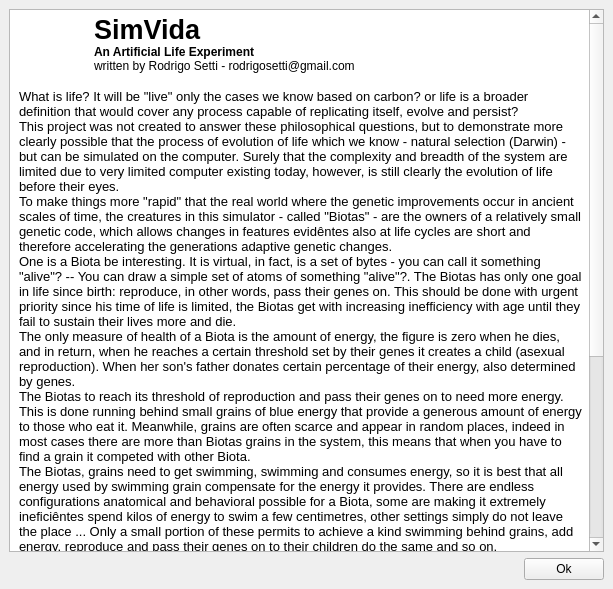
First picture: the form in gui/forms/ajuda.ui, repository rodrigosetti/simvida, before the edit.
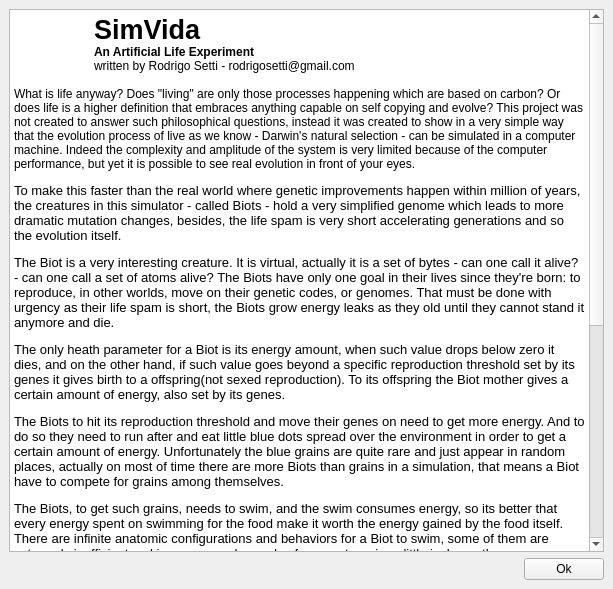
Second picture: the form after the edit. Icons and pictures are not drawn.

Commit message: better help text; created .ts file for pt_BR; removed unused graphics

The edit to the form file:
```diff
--- a/gui/forms/ajuda.ui
+++ b/gui/forms/ajuda.ui
@@ -34,12 +34,15 @@
 &lt;p style=" margin-top:0px; margin-bottom:0px; margin-left:0px; margin-right:0px; -qt-block-indent:0; text-indent:0px; font-family:'Sans Serif'; font-size:9pt;">	&lt;span style=" font-weight:600;">An Artificial Life Experiment&lt;/span>&lt;/p>
 &lt;p style=" margin-top:0px; margin-bottom:0px; margin-left:0px; margin-right:0px; -qt-block-indent:0; text-indent:0px; font-family:'Sans Serif'; font-size:9pt;">	written by Rodrigo Setti - rodrigosetti@gmail.com&lt;/p>
 &lt;p style="-qt-paragraph-type:empty; margin-top:0px; margin-bottom:0px; margin-left:0px; margin-right:0px; -qt-block-indent:0; text-indent:0px; font-family:'Sans Serif'; font-size:9pt;">&lt;/p>
-&lt;p style="-qt-paragraph-type:empty; margin-top:0px; margin-bottom:0px; margin-left:0px; margin-right:0px; -qt-block-indent:0; text-indent:0px; font-family:'Sans Serif'; font-size:9pt;">&lt;/p>
-&lt;table border="0" style=" margin-top:0px; margin-bottom:0px; margin-left:0px; margin-right:0px;" cellspacing="2" cellpadding="0">
-&lt;tr>
-&lt;td>&lt;/td>
-&lt;td>
-&lt;p style=" margin-top:0px; margin-bottom:0px; margin-left:0px; margin-right:0px; -qt-block-indent:0; text-indent:0px;">&lt;a name="gap">&lt;/a>What is life? It will be "live" only the cases we know based on carbon? or life is a broader definition that would cover any process capable of replicating itself, evolve and persist? &lt;br />This project was not created to answer these philosophical questions, but to demonstrate more clearly possible that the process of evolution of life which we know - natural selection (Darwin) - but can be simulated on the computer. Surely that the complexity and breadth of the system are limited due to very limited computer existing today, however, is still clearly the evolution of life before their eyes. &lt;br />To make things more "rapid" that the real world where the genetic improvements occur in ancient scales of time, the creatures in this simulator - called "Biotas" - are the owners of a relatively small genetic code, which allows changes in features evidêntes also at life cycles are short and therefore accelerating the generations adaptive genetic changes. &lt;br />One is a Biota be interesting. It is virtual, in fact, is a set of bytes - you can call it something "alive"? -- You can draw a simple set of atoms of something "alive"?. The Biotas has only one goal in life since birth: reproduce, in other words, pass their genes on. This should be done with urgent priority since his time of life is limited, the Biotas get with increasing inefficiency with age until they fail to sustain their lives more and die. &lt;br />The only measure of health of a Biota is the amount of energy, the figure is zero when he dies, and in return, when he reaches a certain threshold set by their genes it creates a child (asexual reproduction). When her son's father donates certain percentage of their energy, also determined by genes. &lt;br />The Biotas to reach its threshold of reproduction and pass their genes on to need more energy. This is done running behind small grains of blue energy that provide a generous amount of energy to those who eat it. Meanwhile, grains are often scarce and appear in random places, indeed in most cases there are more than Biotas grains in the system, this means that when you have to find a grain it competed with other Biota. &lt;br />The Biotas, grains need to get swimming, swimming and consumes energy, so it is best that all energy used by swimming grain compensate for the energy it provides. There are endless configurations anatomical and behavioral possible for a Biota, some are making it extremely ineficiêntes spend kilos of energy to swim a few centimetres, other settings simply do not leave the place ... Only a small portion of these permits to achieve a kind swimming behind grains, add energy, reproduce and pass their genes on to their children do the same and so on. &lt;br />Each reproduction there is a likelihood of a genetic mutation occur randomly in any gene of the child, since the mutations affect the movement of swimming, weights and segments of the head, length, energy threshold that activates the reproduction and several other genes. A mutation - among Biotas - is not very well view, this often why the mutants are being picky and with variations to them atrapalha life. They can not compete for food and have children and end up dying, their children - if - also will not have a much better future. Nevertheless, some changes give lucky mutated slightly higher skills than their parents, is guaranteed an advantage in spending less energy to swim, or a higher speed, or a setting more precise parameters of behavior. This feature allows you to have more children, and they also more children, competing against other poor Biotas lower and subjulgando other races, unless they also have their "mutants". &lt;br />Finally, if generations and generations pass, and you can see an increase in efficiency and adaptation of Biotas the characteristics of the environment. You can save the genes of a biota in a file and upload it later in another simulation to analyze the effect of the introduction of the species. Walls can be created in the environment create "geographic insulation" between animals. True wars are fought between biological species in the area of niche that share. &lt;br />You can find out a lot with the SimVidA. To analyze trends on the parameters of the world that you set, saving genetic patterns successful and competitive them, cloning, mutar, killing the will without weight in consciousness. Arquitetar schemes walls that act as farm Biotas, creating species for specific purposes and what more your imagination allows.&lt;/p>&lt;/td>&lt;/tr>&lt;/table>&lt;/body>&lt;/html></string>
+&lt;p style=" margin-top:0px; margin-bottom:0px; margin-left:0px; margin-right:0px; -qt-block-indent:0; text-indent:0px; font-family:'Sans Serif'; font-size:9pt;">What is life anyway? Does "living" are only those processes happening which are based on carbon? Or does life is a higher definition that embraces anything capable on self copying and evolve? This project was not created to answer such philosophical questions, instead it was created to show in a very simple way that the evolution process of live as we know - Darwin's natural selection - can be simulated in a computer machine. Indeed the complexity and amplitude of the system is very limited because of the computer performance, but yet it is possible to see real evolution in front of your eyes. &lt;/p>
+&lt;p style=" margin-top:12px; margin-bottom:12px; margin-left:0px; margin-right:0px; -qt-block-indent:0; text-indent:0px;">To make this faster than the real world where genetic improvements happen within million of years, the creatures in this simulator - called Biots - hold a very simplified genome which leads to more dramatic mutation changes, besides, the life spam is very short accelerating generations and so the evolution itself. &lt;/p>
+&lt;p style=" margin-top:12px; margin-bottom:12px; margin-left:0px; margin-right:0px; -qt-block-indent:0; text-indent:0px;">The Biot is a very interesting creature. It is virtual, actually it is a set of bytes - can one call it alive? - can one call a set of atoms alive? The Biots have only one goal in their lives since they're born: to reproduce, in other worlds, move on their genetic codes, or genomes. That must be done with urgency as their life spam is short, the Biots grow energy leaks as they old until they cannot stand it anymore and die. &lt;/p>
+&lt;p style=" margin-top:12px; margin-bottom:12px; margin-left:0px; margin-right:0px; -qt-block-indent:0; text-indent:0px;">The only heath parameter for a Biot is its energy amount, when such value drops below zero it dies, and on the other hand, if such value goes beyond a specific reproduction threshold set by its genes it gives birth to a offspring(not sexed reproduction). To its offspring the Biot mother gives a certain amount of energy, also set by its genes. &lt;/p>
+&lt;p style=" margin-top:12px; margin-bottom:12px; margin-left:0px; margin-right:0px; -qt-block-indent:0; text-indent:0px;">The Biots to hit its reproduction threshold and move their genes on need to get more energy. And to do so they need to run after and eat little blue dots spread over the environment in order to get a certain amount of energy. Unfortunately the blue grains are quite rare and just appear in random places, actually on most of time there are more Biots than grains in a simulation, that means a Biot have to compete for grains among themselves. &lt;/p>
+&lt;p style=" margin-top:12px; margin-bottom:12px; margin-left:0px; margin-right:0px; -qt-block-indent:0; text-indent:0px;">The Biots, to get such grains, needs to swim, and the swim consumes energy, so its better that every energy spent on swimming for the food make it worth the energy gained by the food itself. There are infinite anatomic configurations and behaviors for a Biot to swim, some of them are extremely inefficient making you spend pounds of energy to swim a little inches, others are even worse: they don't get out of the spot... Just a little piece of that set allows a specimen to swim after grains, collect sufficient energy to reproduce and move their genes on for their offspring to do the same and so on. &lt;/p>
+&lt;p style=" margin-top:12px; margin-bottom:12px; margin-left:0px; margin-right:0px; -qt-block-indent:0; text-indent:0px;">At each reproduction there is a small probability of happening a genetic random mutation in any gen of the offspring, the mutation can affect everything, from swimming movement, head's size, number of limbs, etc. One mutation among the Biots its not very welcome, that happens because most mutant are weird carrying variations that make life harder. They cannot compete for food and have children and they find death early, if they still manage to get children, they will not have a very good life too as they will heir the freaky mutation. Despite of that some of mutations, a very little part of them, actually gives the lucky mutant a skill improvement, they make it better than they parents due to a better speed, energy efficiency or reproduction strategy. That improvement lead it to have more offspring and their offspring as well, after several generations that mutant family will give rise to a brand new and better population. &lt;/p>
+&lt;p style=" margin-top:12px; margin-bottom:12px; margin-left:0px; margin-right:0px; -qt-block-indent:0; text-indent:0px;">So, generation after generation and it is possible to verify a constant rise on the speed, efficiency and overall adaptation of the Biots to the environment. It is possible to save any Biot's genes to a file to load it afterwards in another simulation to analyze the effect of introducing a new specimen. Walls can be build to isolate population geographically. Real biologic wars can happen between specimens to conquer a place. &lt;/p>
+&lt;p style=" margin-top:12px; margin-bottom:12px; margin-left:0px; margin-right:0px; -qt-block-indent:0; text-indent:0px;">You can find out and learn a lot with Simvida. Study evolution patterns depending on the parameters set on the environment, save well succeeded genetic codes to make them compete. To clone, mutate and kill Biots without blame. Build walls map to work like Biots farms, breed and create creatures as you wish. &lt;/p>&lt;/body>&lt;/html></string>
      </property>
     </widget>
    </item>
```
The commit also changes 16 other files.
